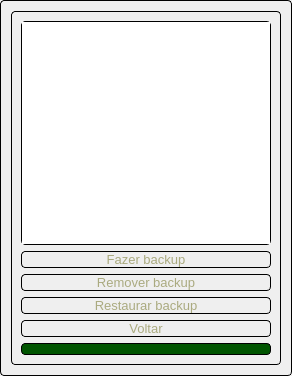
The window that ui/backup.ui (tiagopascal/Almoco) describes before a commit, drawn with Qt 5.
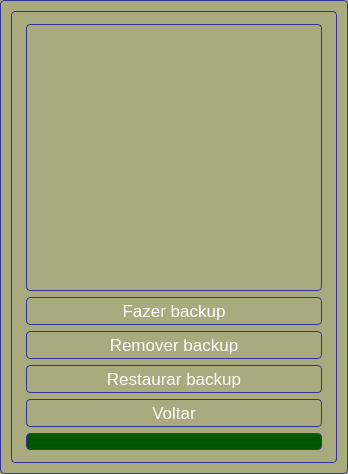
The same window after the commit. Icons and pictures are not drawn.

Diff of the .ui file:
```diff
--- a/ui/backup.ui
+++ b/ui/backup.ui
@@ -6,20 +6,26 @@
    <rect>
     <x>0</x>
     <y>0</y>
-    <width>292</width>
-    <height>376</height>
+    <width>348</width>
+    <height>474</height>
    </rect>
   </property>
   <property name="windowTitle">
    <string>Dialog</string>
   </property>
   <property name="styleSheet">
-   <string notr="true">background-image: url(:/imagens/imagens/madeira1.png);
-color: rgb(170, 170, 127);
+   <string notr="true">font-size: 6pt;
+background-color: rgb(170, 170, 127);
 
 border: 1px solid black; 
 border-style: solid;
-border-radius: 4px; font-size: 7pt;</string>
+border-radius: 4px; 
+border-width: 1px;
+border-color: #339;
+
+padding: 3px;
+padding-left: 5px;
+padding-right: 5px;</string>
   </property>
   <layout class="QGridLayout" name="gridLayout_2">
    <item row="0" column="0">
@@ -37,7 +43,7 @@
          <widget class="QListWidget" name="listWidget_lista">
           <property name="font">
            <font>
-            <pointsize>7</pointsize>
+            <pointsize>6</pointsize>
            </font>
           </property>
           <property name="styleSheet">
@@ -45,17 +51,21 @@
       width: 40px;
   }</string>
           </property>
+          <property name="alternatingRowColors">
+           <bool>true</bool>
+          </property>
          </widget>
         </item>
         <item>
          <widget class="QPushButton" name="pushButton_backup">
           <property name="font">
            <font>
-            <pointsize>10</pointsize>
+            <pointsize>13</pointsize>
            </font>
           </property>
           <property name="styleSheet">
-           <string notr="true">font-size: 10pt;</string>
+           <string notr="true">font-size: 13pt;
+color: rgb(255, 255, 255);</string>
           </property>
           <property name="text">
            <string>Fazer backup</string>
@@ -66,11 +76,12 @@
          <widget class="QPushButton" name="pushButton_remover">
           <property name="font">
            <font>
-            <pointsize>10</pointsize>
+            <pointsize>13</pointsize>
            </font>
           </property>
           <property name="styleSheet">
-           <string notr="true">font-size: 10pt;</string>
+           <string notr="true">font-size: 13pt;
+color: rgb(255, 255, 255);</string>
           </property>
           <property name="text">
            <string>Remover backup</string>
@@ -81,11 +92,12 @@
          <widget class="QPushButton" name="pushButton_restaurar">
           <property name="font">
            <font>
-            <pointsize>10</pointsize>
+            <pointsize>13</pointsize>
            </font>
           </property>
           <property name="styleSheet">
-           <string notr="true">font-size: 10pt;</string>
+           <string notr="true">font-size: 13pt;
+color: rgb(255, 255, 255);</string>
           </property>
           <property name="text">
            <string>Restaurar backup</string>
@@ -96,11 +108,12 @@
          <widget class="QPushButton" name="pushButton_voltar">
           <property name="font">
            <font>
-            <pointsize>10</pointsize>
+            <pointsize>13</pointsize>
            </font>
           </property>
           <property name="styleSheet">
-           <string notr="true">font-size: 10pt;</string>
+           <string notr="true">font-size: 13pt;
+color: rgb(255, 255, 255);</string>
           </property>
           <property name="text">
            <string>Voltar</string>
@@ -113,7 +126,7 @@
        <widget class="QLabel" name="label_8">
         <property name="font">
          <font>
-          <pointsize>7</pointsize>
+          <pointsize>6</pointsize>
          </font>
         </property>
         <property name="styleSheet">
```
